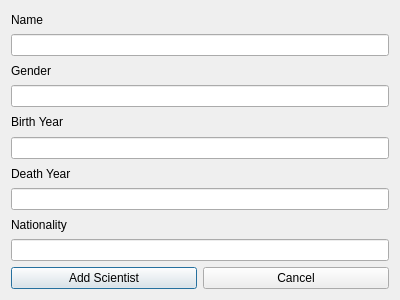
Before: the Qt Designer form addscientistsdialog.ui in Tryggvith/vika3, drawn with Qt 5.
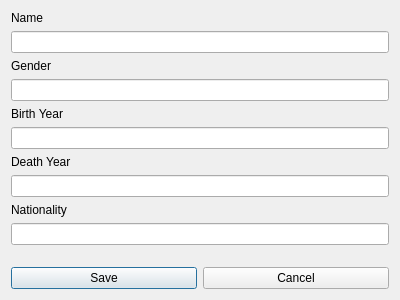
After: the same form once the commit is applied.

Commit message: Error msg ef add input er tómt

The edit to the form file:
```diff
--- a/addscientistsdialog.ui
+++ b/addscientistsdialog.ui
@@ -15,6 +15,8 @@
   </property>
   <layout class="QVBoxLayout" name="verticalLayout">
    <item>
+    <layout class="QHBoxLayout" name="horizontalLayout_2">
+     <item>
     <widget class="QLabel" name="label_Name">
      <property name="text">
       <string>Name</string>
@@ -22,9 +24,20 @@
     </widget>
    </item>
    <item>
+      <widget class="QLabel" name="label_error_name">
+       <property name="text">
+        <string/>
+       </property>
+      </widget>
+     </item>
+    </layout>
+   </item>
+   <item>
     <widget class="QLineEdit" name="input_Scientist_Name"/>
    </item>
    <item>
+    <layout class="QHBoxLayout" name="horizontalLayout_3">
+     <item>
     <widget class="QLabel" name="label_Gender">
      <property name="text">
       <string>Gender</string>
@@ -32,9 +45,20 @@
     </widget>
    </item>
    <item>
+      <widget class="QLabel" name="label_error_gender">
+       <property name="text">
+        <string/>
+       </property>
+      </widget>
+     </item>
+    </layout>
+   </item>
+   <item>
     <widget class="QLineEdit" name="input_scientist_Gender"/>
    </item>
    <item>
+    <layout class="QHBoxLayout" name="horizontalLayout_4">
+     <item>
     <widget class="QLabel" name="label_bYear">
      <property name="text">
       <string>Birth Year</string>
@@ -42,9 +66,20 @@
     </widget>
    </item>
    <item>
+      <widget class="QLabel" name="label_error_byear">
+       <property name="text">
+        <string/>
+       </property>
+      </widget>
+     </item>
+    </layout>
+   </item>
+   <item>
     <widget class="QLineEdit" name="input_Scientist_bYear"/>
    </item>
    <item>
+    <layout class="QHBoxLayout" name="horizontalLayout_5">
+     <item>
     <widget class="QLabel" name="label_dYear">
      <property name="text">
       <string>Death Year</string>
@@ -52,9 +87,20 @@
     </widget>
    </item>
    <item>
+      <widget class="QLabel" name="label_error_dyear">
+       <property name="text">
+        <string/>
+       </property>
+      </widget>
+     </item>
+    </layout>
+   </item>
+   <item>
     <widget class="QLineEdit" name="input_Scientist_dYear"/>
    </item>
    <item>
+    <layout class="QHBoxLayout" name="horizontalLayout_6">
+     <item>
     <widget class="QLabel" name="label_Nation">
      <property name="text">
       <string>Nationality</string>
@@ -62,14 +108,36 @@
     </widget>
    </item>
    <item>
+      <widget class="QLabel" name="label_error_nation">
+       <property name="text">
+        <string/>
+       </property>
+      </widget>
+     </item>
+    </layout>
+   </item>
+   <item>
     <widget class="QLineEdit" name="input_Scientist_Nation"/>
    </item>
+   <item>
+    <spacer name="verticalSpacer">
+     <property name="orientation">
+      <enum>Qt::Vertical</enum>
+     </property>
+     <property name="sizeHint" stdset="0">
+      <size>
+       <width>20</width>
+       <height>40</height>
+      </size>
+     </property>
+    </spacer>
+   </item>
    <item>
     <layout class="QHBoxLayout" name="horizontalLayout">
      <item>
       <widget class="QPushButton" name="button_add_Scientist_dialog">
        <property name="text">
-        <string>Add Scientist</string>
+        <string>Save</string>
        </property>
       </widget>
      </item>
```
Lines whose indentation alone changed are shown as unchanged. The commit also changes 3 other files.
